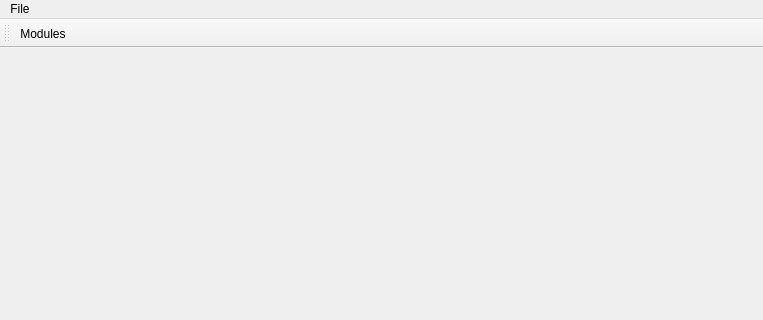
Qt form weboob/frontends/qboobmsg/ui/main_window.ui (laurentb/weboob) before a commit; both pictures show x 0 to 763 and y 0 to 320 of the 763 by 580 pixel window.
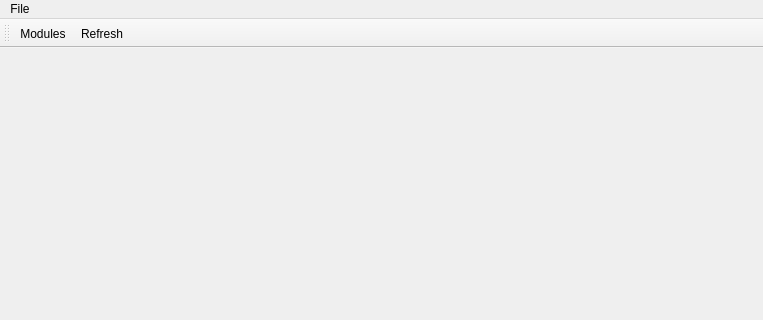
The same form after that commit.

Commit message: refresh button

Patch:
```diff
--- a/weboob/frontends/qboobmsg/ui/main_window.ui
+++ b/weboob/frontends/qboobmsg/ui/main_window.ui
@@ -47,6 +47,7 @@
     <bool>false</bool>
    </attribute>
    <addaction name="actionModules"/>
+   <addaction name="actionRefresh"/>
   </widget>
   <action name="actionModules">
    <property name="text">
@@ -61,6 +62,11 @@
     <string>Quit</string>
    </property>
   </action>
+  <action name="actionRefresh">
+   <property name="text">
+    <string>Refresh</string>
+   </property>
+  </action>
  </widget>
  <resources/>
  <connections>
```
Left out of the diff: 1 changed line with no effect on the pictures. The commit also changes 2 other files.
